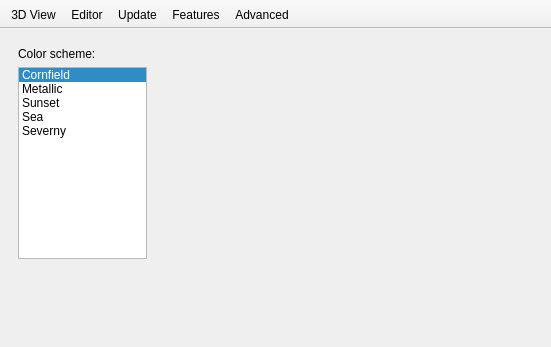
The window that src/Preferences.ui (openscad/openscad) describes before a commit, drawn with Qt 5.
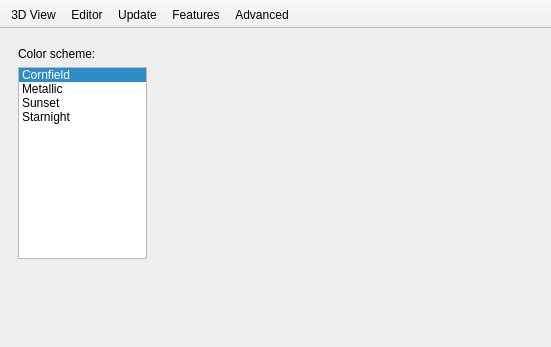
The same window after the commit. Icons and pictures are not drawn.

Commit message: colorscheme Severny->Starnight. remove obsolete test-disables. remove 'Sea' colorscheme

The edit to the form file:
```diff
--- a/src/Preferences.ui
+++ b/src/Preferences.ui
@@ -73,12 +73,7 @@
               </item>
               <item>
                <property name="text">
-                <string>Sea</string>
-               </property>
-              </item>
-              <item>
-               <property name="text">
-                <string>Severny</string>
+                <string>Starnight</string>
                </property>
               </item>
              </widget>
```
The commit also changes 6 other files.
